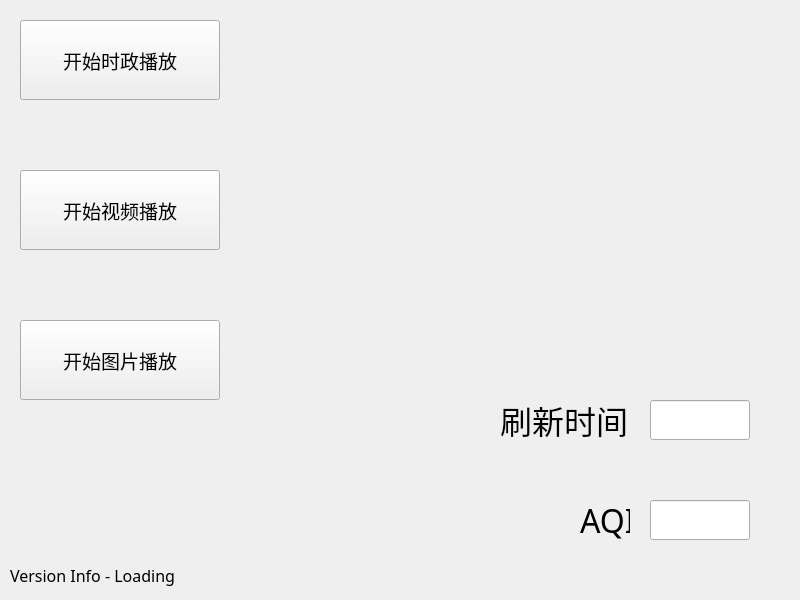
The window that ui/entrance.ui (SHSTuringClub/EdgeScreen) describes before a commit, drawn with Qt 5.
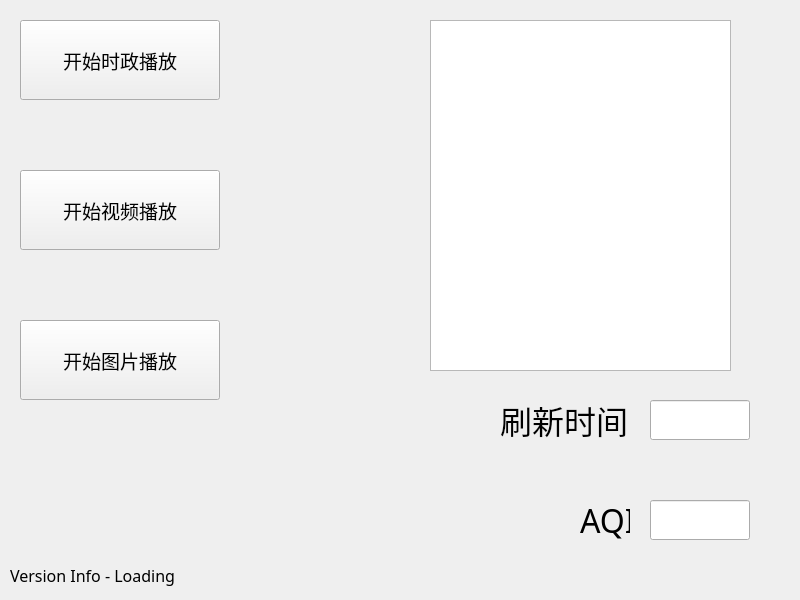
The same window after the commit.

Patch:
```diff
--- a/ui/entrance.ui
+++ b/ui/entrance.ui
@@ -184,6 +184,16 @@
      <string/>
     </property>
    </widget>
+   <widget class="QListView" name="listView">
+    <property name="geometry">
+     <rect>
+      <x>430</x>
+      <y>20</y>
+      <width>301</width>
+      <height>351</height>
+     </rect>
+    </property>
+   </widget>
   </widget>
  </widget>
  <resources/>
```
